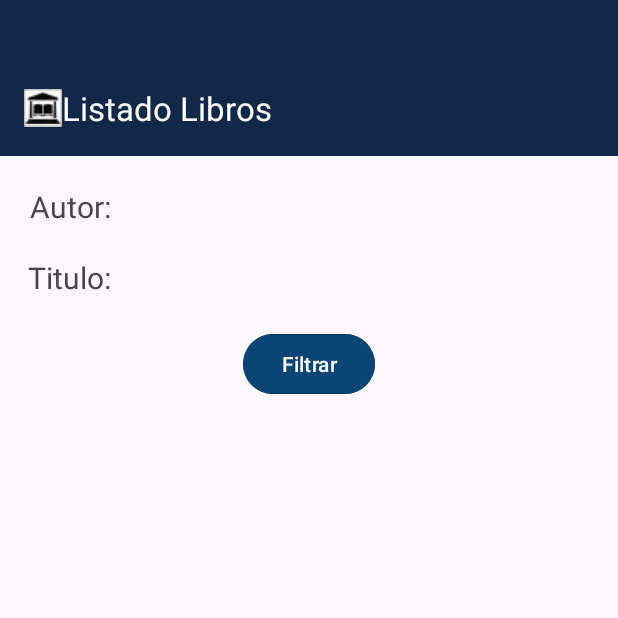
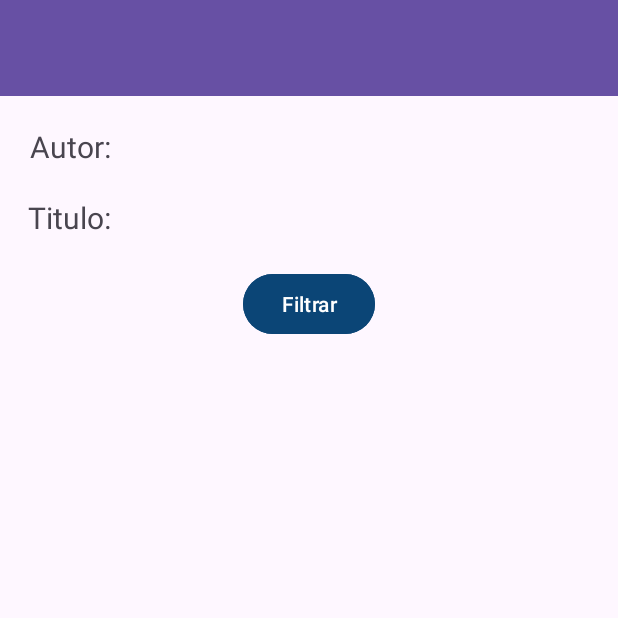
Before and after one commit to bestiadivina147/BiblioTeis, an Android app: the Libreria_activity screen opened directly, with no data from a screen before it, on a phone screen of 412 x 824 dp, the top half of it. Run offline under Robolectric (Android 15) with nearby library versions, the phone set to English and light mode, and no system bars.

Commit message:
cambios en la toolbar de todas las vistas

```diff
--- a/app/src/main/res/layout/activity_libreria.xml
+++ b/app/src/main/res/layout/activity_libreria.xml
@@ -16,36 +16,27 @@
             android:layout_width="match_parent"
             android:layout_height="match_parent">
 
-            <com.google.android.material.appbar.AppBarLayout
-                android:id="@+id/appBarLayout"
-                android:layout_width="match_parent"
+            <androidx.appcompat.widget.Toolbar
+                android:id="@+id/libroToolbar"
+                android:layout_width="0dp"
                 android:layout_height="wrap_content"
-                android:backgroundTint="@color/azulon"
-                android:theme="@style/ThemeOverlay.AppCompat.Dark.ActionBar"
+                android:background="?attr/colorPrimary"
+                android:minHeight="?attr/actionBarSize"
+                android:theme="?attr/actionBarTheme"
+                app:layout_constraintEnd_toEndOf="parent"
                 app:layout_constraintStart_toStartOf="parent"
-                app:layout_constraintTop_toTopOf="parent">
-
-                <androidx.appcompat.widget.Toolbar
-                    android:id="@+id/toolbar"
-                    android:layout_width="match_parent"
-                    android:layout_height="?attr/actionBarSize"
-                    android:layout_marginTop="40dp"
-                    app:title="Listado Libros"
-                    app:logo="@drawable/icono"
-                    app:popupTheme="@style/ThemeOverlay.AppCompat.Light" />
-
-            </com.google.android.material.appbar.AppBarLayout>
+                app:layout_constraintTop_toTopOf="parent" />
 
             <TextView
                 android:id="@+id/textView8"
+                android:layout_marginTop="20dp"
                 android:layout_width="wrap_content"
                 android:layout_height="wrap_content"
-                android:layout_marginTop="20dp"
                 android:layout_marginLeft="20dp"
                 android:text="Autor:"
                 android:textSize="20sp"
                 app:layout_constraintStart_toStartOf="parent"
-                app:layout_constraintTop_toBottomOf="@+id/appBarLayout" />
+                app:layout_constraintTop_toBottomOf="@+id/libroToolbar" />
 
             <TextView
                 android:id="@+id/etfiltroautor"
--- a/app/src/main/res/layout/activity_libro.xml
+++ b/app/src/main/res/layout/activity_libro.xml
@@ -9,11 +9,12 @@
 
     <ImageView
         android:id="@+id/imageView"
+        android:layout_marginTop="40dp"
         android:layout_width="wrap_content"
         android:layout_height="wrap_content"
         app:layout_constraintEnd_toEndOf="parent"
         app:layout_constraintStart_toStartOf="parent"
-        tools:layout_editor_absoluteY="124dp"
+        app:layout_constraintTop_toBottomOf="@+id/libroToolbar"
         tools:srcCompat="@tools:sample/avatars" />
 
     <androidx.constraintlayout.widget.ConstraintLayout
--- a/app/src/main/res/layout/activity_usuario.xml
+++ b/app/src/main/res/layout/activity_usuario.xml
@@ -20,11 +20,12 @@
 
     <TextView
         android:id="@+id/textView9"
+        android:layout_marginTop="20dp"
         android:layout_width="wrap_content"
         android:layout_height="wrap_content"
         android:text="Nombre:"
         app:layout_constraintEnd_toEndOf="@+id/textView11"
-        tools:layout_editor_absoluteY="124dp" />
+        app:layout_constraintTop_toBottomOf="@+id/toolbar2" />
 
     <TextView
         android:id="@+id/textView11"
```
Also changed, not shown: app/src/main/res/layout/activity_inicio.xml (+11 -20 lines).
